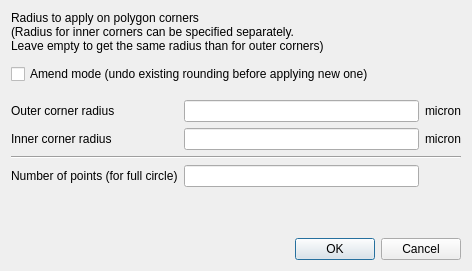
The window that eda-klayout/src/edt/edt/RoundCornerOptionsDialog.ui (tolgauye/GMOS) describes before a commit, drawn with Qt 5.
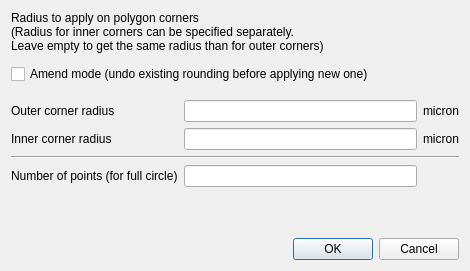
The same window after the commit.

Patch:
```diff
--- a/eda-klayout/src/edt/edt/RoundCornerOptionsDialog.ui
+++ b/eda-klayout/src/edt/edt/RoundCornerOptionsDialog.ui
@@ -6,7 +6,7 @@
    <rect>
     <x>0</x>
     <y>0</y>
-    <width>472</width>
+    <width>469</width>
     <height>271</height>
    </rect>
   </property>
```
Left out of the diff: 6 changed lines with no effect on the pictures.
